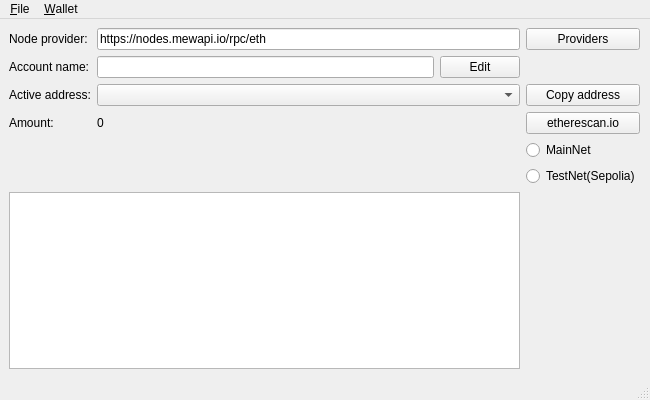
Qt form resources/UI/MainWindow.ui (tokimay/full_access_wallet) before a commit.
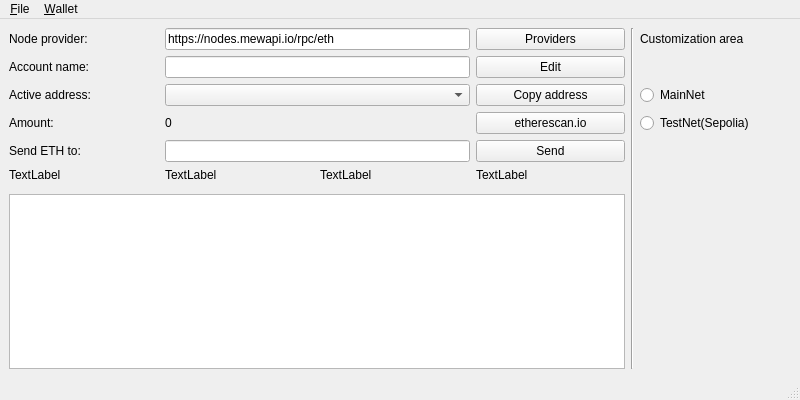
The same form after that commit.

Commit message: send transaction

Patch:
```diff
--- a/resources/UI/MainWindow.ui
+++ b/resources/UI/MainWindow.ui
@@ -6,7 +6,7 @@
    <rect>
     <x>0</x>
     <y>0</y>
-    <width>650</width>
+    <width>800</width>
     <height>400</height>
    </rect>
   </property>
@@ -19,32 +19,32 @@
      <rect>
       <x>9</x>
       <y>9</y>
-      <width>631</width>
+      <width>781</width>
       <height>341</height>
      </rect>
     </property>
-    <layout class="QGridLayout" name="gridlayout" columnstretch="0,0,0,0">
-     <item row="4" column="3">
-      <widget class="QPushButton" name="pushButton_ETH">
+    <layout class="QGridLayout" name="gridlayout" columnstretch="0,0,0,0,0,0">
+     <item row="1" column="0">
+      <widget class="QLabel" name="label_node_provider">
        <property name="text">
-        <string>etherescan.io</string>
+        <string>Node provider:</string>
        </property>
       </widget>
      </item>
-     <item row="8" column="0" colspan="3">
-      <widget class="QTextEdit" name="textEdit_main"/>
-     </item>
-     <item row="4" column="0">
-      <widget class="QLabel" name="label_amount">
+     <item row="1" column="5">
+      <widget class="QLabel" name="label_customizationArea">
        <property name="text">
-        <string>Amount:</string>
+        <string>Customization area</string>
        </property>
       </widget>
      </item>
-     <item row="1" column="1" colspan="2">
-      <widget class="QLineEdit" name="lineEdit_node_provider">
+     <item row="2" column="1" colspan="2">
+      <widget class="QLineEdit" name="lineEdit_accountName"/>
+     </item>
+     <item row="4" column="1" colspan="2">
+      <widget class="QLabel" name="label_amount_val">
        <property name="text">
-        <string>https://nodes.mewapi.io/rpc/eth</string>
+        <string>0</string>
        </property>
       </widget>
      </item>
@@ -55,6 +55,13 @@
        </property>
       </widget>
      </item>
+     <item row="1" column="1" colspan="2">
+      <widget class="QLineEdit" name="lineEdit_node_provider">
+       <property name="text">
+        <string>https://nodes.mewapi.io/rpc/eth</string>
+       </property>
+      </widget>
+     </item>
      <item row="2" column="0">
       <widget class="QLabel" name="label_accountName">
        <property name="text">
@@ -62,7 +69,31 @@
        </property>
       </widget>
      </item>
-     <item row="8" column="3">
+     <item row="4" column="5">
+      <widget class="QRadioButton" name="radioButton_testNet">
+       <property name="text">
+        <string>TestNet(Sepolia)</string>
+       </property>
+      </widget>
+     </item>
+     <item row="4" column="0">
+      <widget class="QLabel" name="label_amount">
+       <property name="text">
+        <string>Amount:</string>
+       </property>
+      </widget>
+     </item>
+     <item row="8" column="0" colspan="4">
+      <widget class="QTextEdit" name="textEdit_main"/>
+     </item>
+     <item row="6" column="1">
+      <widget class="QLabel" name="label_3">
+       <property name="text">
+        <string>TextLabel</string>
+       </property>
+      </widget>
+     </item>
+     <item row="8" column="5">
       <spacer name="verticalSpacer">
        <property name="orientation">
         <enum>Qt::Vertical</enum>
@@ -75,16 +106,51 @@
        </property>
       </spacer>
      </item>
-     <item row="1" column="0">
-      <widget class="QLabel" name="label_node_provider">
+     <item row="2" column="3">
+      <widget class="QPushButton" name="pushButton_accountName">
        <property name="text">
-        <string>Node provider:</string>
+        <string>Edit</string>
+       </property>
+      </widget>
+     </item>
+     <item row="5" column="0">
+      <widget class="QLabel" name="label_send">
+       <property name="text">
+        <string>Send ETH to:</string>
+       </property>
+      </widget>
+     </item>
+     <item row="1" column="4" rowspan="8">
+      <widget class="Line" name="line_vertical">
+       <property name="orientation">
+        <enum>Qt::Vertical</enum>
+       </property>
+      </widget>
+     </item>
+     <item row="6" column="0">
+      <widget class="QLabel" name="label">
+       <property name="text">
+        <string>TextLabel</string>
        </property>
       </widget>
      </item>
      <item row="3" column="1" colspan="2">
       <widget class="QComboBox" name="comboBox_activeAddress_val"/>
      </item>
+     <item row="4" column="3">
+      <widget class="QPushButton" name="pushButton_ETH">
+       <property name="text">
+        <string>etherescan.io</string>
+       </property>
+      </widget>
+     </item>
+     <item row="3" column="0">
+      <widget class="QLabel" name="label_activeAddress">
+       <property name="text">
+        <string>Active address:</string>
+       </property>
+      </widget>
+     </item>
      <item row="1" column="3">
       <widget class="QPushButton" name="pushButton_node_provider">
        <property name="text">
@@ -92,41 +158,34 @@
        </property>
       </widget>
      </item>
-     <item row="5" column="3">
+     <item row="6" column="3">
+      <widget class="QLabel" name="label_4">
+       <property name="text">
+        <string>TextLabel</string>
+       </property>
+      </widget>
+     </item>
+     <item row="3" column="5">
       <widget class="QRadioButton" name="radioButton_mainNet">
        <property name="text">
         <string>MainNet</string>
        </property>
       </widget>
      </item>
-     <item row="6" column="3">
-      <widget class="QRadioButton" name="radioButton_testNet">
+     <item row="6" column="2">
+      <widget class="QLabel" name="label_2">
        <property name="text">
-        <string>TestNet(Sepolia)</string>
+        <string>TextLabel</string>
        </property>
       </widget>
      </item>
-     <item row="3" column="0">
-      <widget class="QLabel" name="label_activeAddress">
-       <property name="text">
-        <string>Active address:</string>
-       </property>
-      </widget>
+     <item row="5" column="1" colspan="2">
+      <widget class="QLineEdit" name="lineEdit_send"/>
      </item>
-     <item row="4" column="1">
-      <widget class="QLabel" name="label_amount_val">
+     <item row="5" column="3">
+      <widget class="QPushButton" name="pushButton_send">
        <property name="text">
-        <string>0</string>
-       </property>
-      </widget>
-     </item>
-     <item row="2" column="1">
-      <widget class="QLineEdit" name="lineEdit_accountName"/>
-     </item>
-     <item row="2" column="2">
-      <widget class="QPushButton" name="pushButton_accountName">
-       <property name="text">
-        <string>Edit</string>
+        <string>Send</string>
        </property>
       </widget>
      </item>
@@ -138,7 +197,7 @@
     <rect>
      <x>0</x>
      <y>0</y>
-     <width>650</width>
+     <width>800</width>
      <height>24</height>
     </rect>
    </property>
```
The commit also changes 8 other files.
